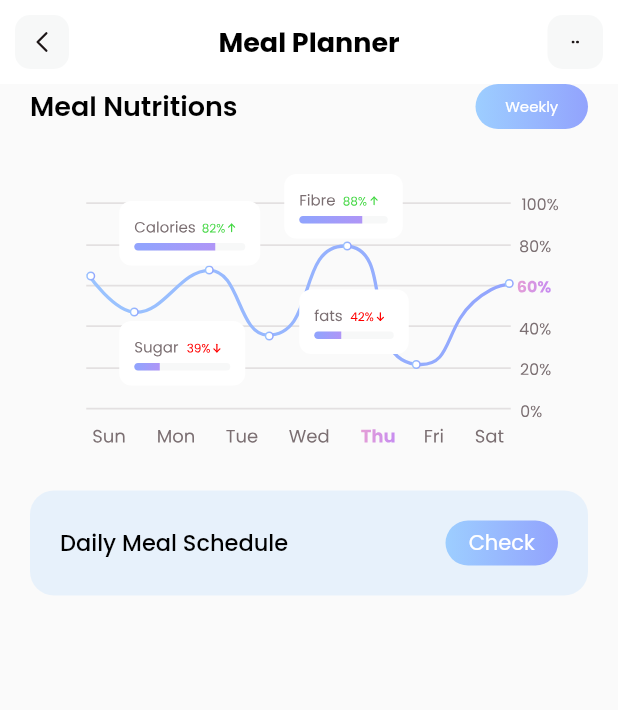
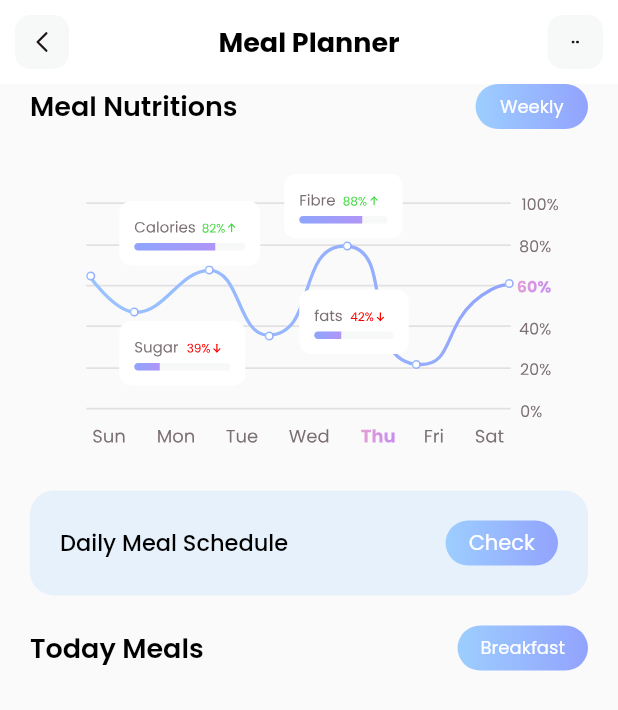
Before and after one commit to noelg-cj/fitness-app, a Flutter app: the screen it shows after launch, on a phone screen of 412 x 824 dp. Shown: the top 710 px of the screen. Run offline on Flutter 3.47's test engine with Material 2 defaults, Android fonts, the phone set to English and light mode, and no system bars; our stand-ins replace flutter_svg.

Commit message:
Todays meals model added

```diff
--- a/lib/pages/planner.dart
+++ b/lib/pages/planner.dart
@@ -14,7 +14,59 @@ class planner extends StatelessWidget {
         children: [
           _nutrientsGraph(),
           SizedBox(height: 20),
+          _scheduleButton(),
+          SizedBox(height: 20),
+          Column(
+            crossAxisAlignment: CrossAxisAlignment.start,
+            children: [
               Padding(
+                padding: const EdgeInsets.only(left: 20, right: 20),
+                child: Row(
+                  mainAxisAlignment: MainAxisAlignment.spaceBetween,
+                  children: [
+                    Text(
+                      'Today Meals',
+                      style: TextStyle(
+                        color: Colors.black,
+                        fontSize: 18,
+                        fontWeight: FontWeight.w600
+                      ),
+                    ),
+                    Container(
+                      height: 30,
+                      width: 87,
+                      decoration: BoxDecoration(
+                        borderRadius: BorderRadius.circular(50),
+                        gradient: LinearGradient(
+                        colors: const [
+                        Color(0xff9DCEFF),
+                        Color(0xff92A3FD)
+                          ]
+                        ),
+                      ),
+                      child: Center(
+                        child: Text(
+                          'Breakfast',
+                          style: TextStyle(
+                            color: Colors.white,
+                            fontSize: 12,
+                          )
+                        ),
+                      ),
+                    )
+                  ],
+                ),
+              ),
+
+            ],
+          )
+        ],
+      )
+    );
+  }
+
+  Padding _scheduleButton() {
+    return Padding(
           padding: const EdgeInsets.only(left: 20, right: 20),
           child: Container(
             padding: EdgeInsets.all(20),
@@ -59,9 +111,6 @@ class planner extends StatelessWidget {
               ],
             ),
           ),
-          )
-        ],
-      )
         );
   }
 
@@ -99,7 +148,7 @@ class planner extends StatelessWidget {
                     'Weekly',
                     style: TextStyle(
                       color: Colors.white,
-                      fontSize: 10
+                      fontSize: 12
                     ),
                   ),
                 ),
```
Also changed, not shown: lib/models/today_meals_model.dart (added, +37 -0 lines), assets/icons/milk.svg (added). Lines whose indentation alone changed are shown as unchanged.
